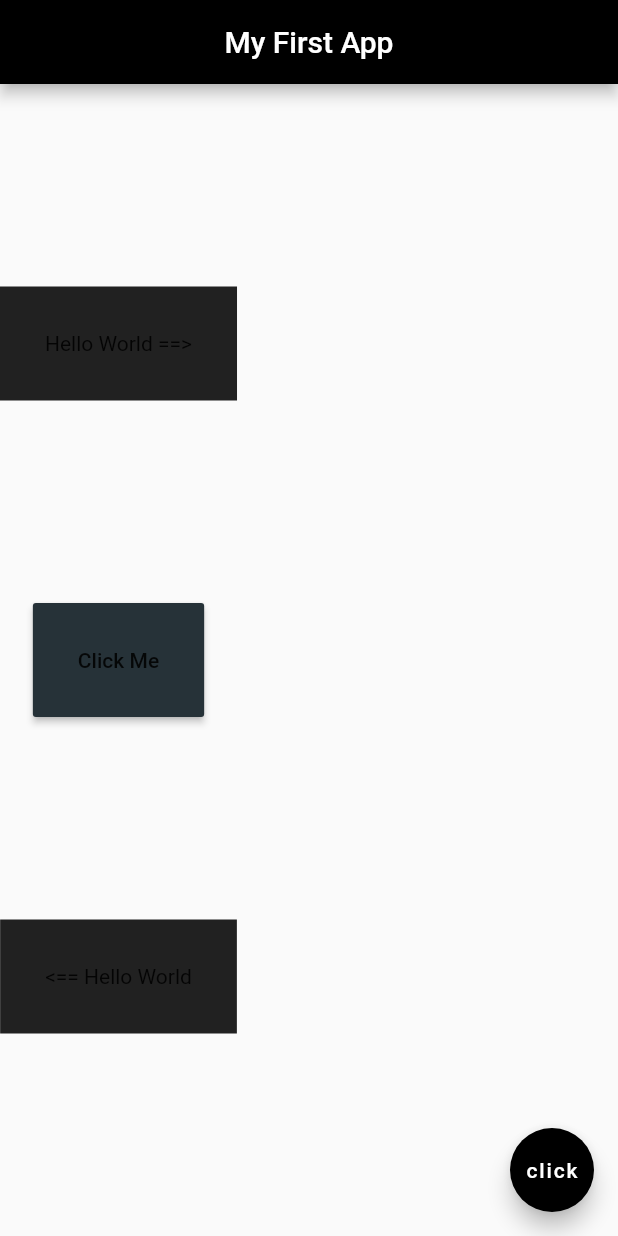
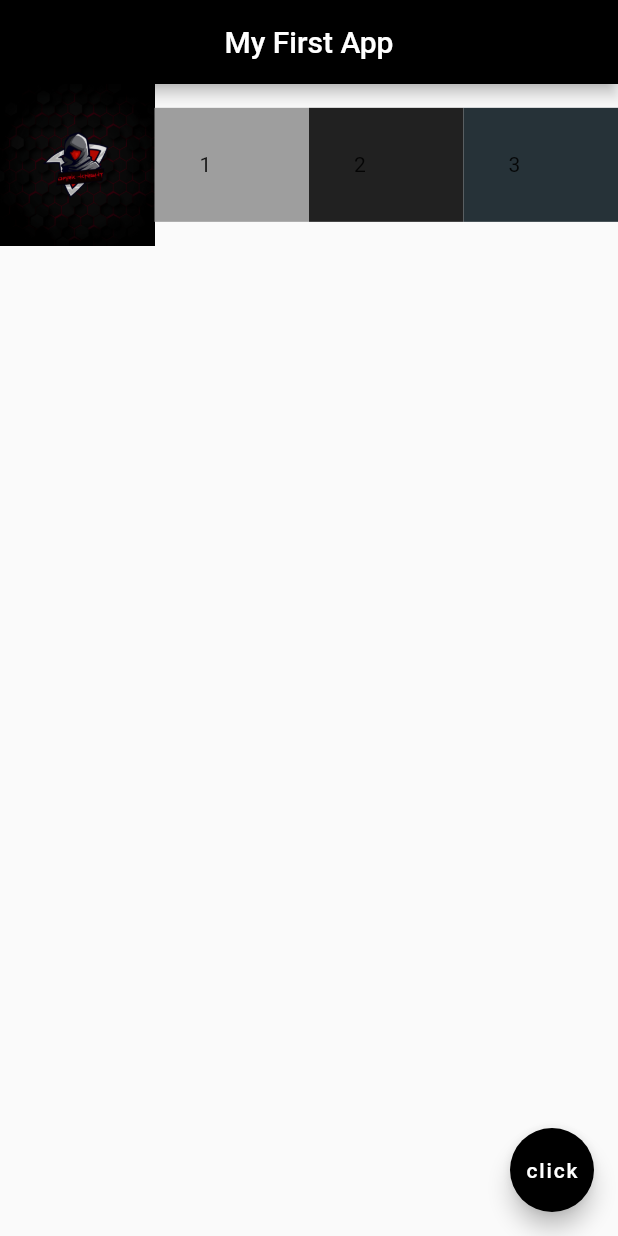
Before and after one commit to AbdullahYousaf-13/flutter-basic, a Flutter app: the screen it shows after launch, on a phone screen of 412 x 824 dp. Run offline on Flutter 3.47's test engine with Material 2 defaults, Android fonts, the phone set to English and light mode, and no system bars; project files that could hold a hidden picture were left out.

Commit message:
Done till Expanded Widgets

```diff
--- a/lib/main.dart
+++ b/lib/main.dart
@@ -11,25 +11,34 @@ class Home extends StatelessWidget {
         centerTitle: true,
         backgroundColor: Colors.black,
       ),
-      body: Column(
-        mainAxisAlignment: MainAxisAlignment.spaceEvenly,
-        crossAxisAlignment: CrossAxisAlignment.center,
+      body: Row(
         children: <Widget>[
-          Container(
-            child: Text('Hello World ==>'),
-            padding: EdgeInsets.all(30),
-            color: Colors.grey[900],
+          Expanded(child: Image.asset('assets/Dark-Knight.png'),
+            flex: 1,
           ),
-          RaisedButton(
-            onPressed: () {},
-            color: Colors.blueGrey[900],
-            padding: EdgeInsets.all(30),
-            child: Text('Click Me'),
+          Expanded(
+            flex: 1,
+            child: Container(
+              padding: EdgeInsets.all(30),
+              color: Colors.grey,
+              child: Text('1'),
+            ),
           ),
-          Container(
-            color: Colors.grey[900],
-            padding: EdgeInsets.all(30),
-            child: Text('<== Hello World'),
+          Expanded(
+            flex: 1,
+            child: Container(
+              padding: EdgeInsets.all(30),
+              color: Colors.grey[900],
+              child: Text('2'),
+            ),
+          ),
+          Expanded(
+            flex: 1,
+            child: Container(
+              padding: EdgeInsets.all(30),
+              color: Colors.blueGrey[900],
+              child: Text('3'),
+            ),
           ),
         ],
       ),
--- a/pubspec.yaml
+++ b/pubspec.yaml
@@ -59,7 +59,7 @@ flutter:
 
   # To add assets to your application, add an assets section, like this:
   assets:
-   - assets/1609926302117.png
+   - assets/Dark-Knight.png
 
   # An image asset can refer to one or more resolution-specific "variants", see
   # https://flutter.dev/assets-and-images/#resolution-aware
```
Also changed, not shown: assets/Dark-Knight.png (renamed from assets/1609926302117.png), 1 other file.
